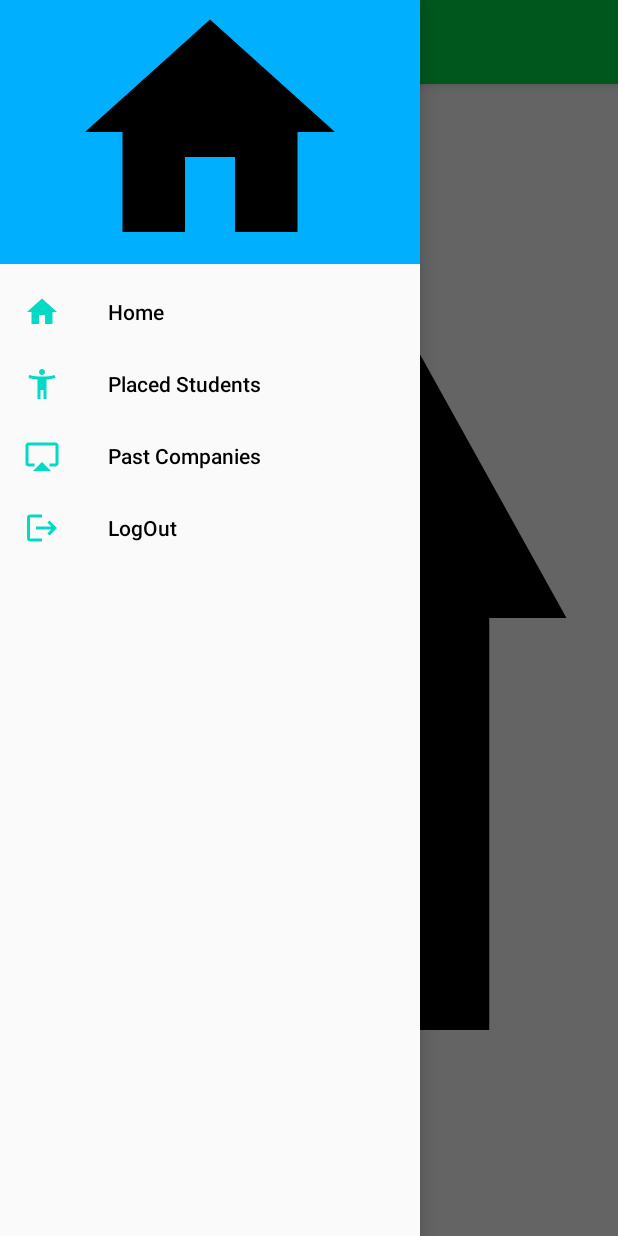
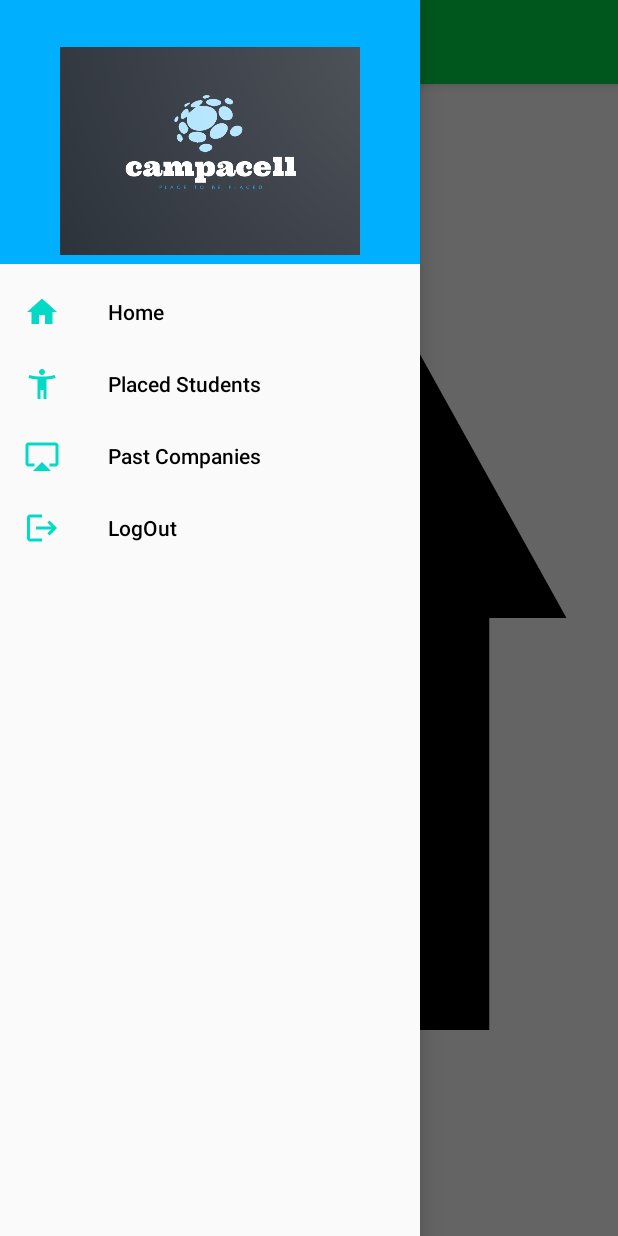
Before and after one commit to mrshrivastava/Placement-Cell-App, an Android app: the Home screen opened directly, with no data from a screen before it, with the side drawer open, on a phone screen of 412 x 824 dp. Run offline under Robolectric (Android 15) with nearby library versions, the phone set to English and light mode, and no system bars; our stand-ins replace Firebase (no records; nobody signed in at launch, a user with empty details on screens opened directly).

Commit message:
nav_header_updated

```diff
--- a/app/src/main/res/layout/nav_header.xml
+++ b/app/src/main/res/layout/nav_header.xml
@@ -9,9 +9,10 @@
     android:theme="@style/ThemeOverlay.AppCompat.Dark">
 
     <ImageView
+        android:layout_marginTop="25dp"
         android:layout_width="200dp"
-        android:layout_height="200dp"
-        android:src="@drawable/ic_home_black_24dp" />
+        android:layout_height="match_parent"
+        android:src="@drawable/campacelllogo" />
 
 
 </LinearLayout>
```
